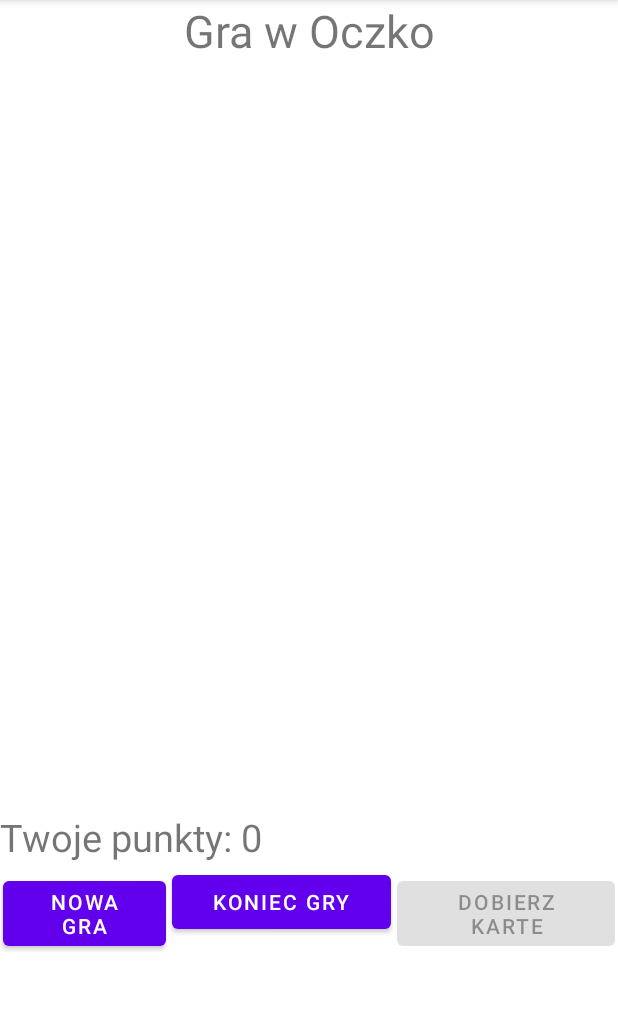
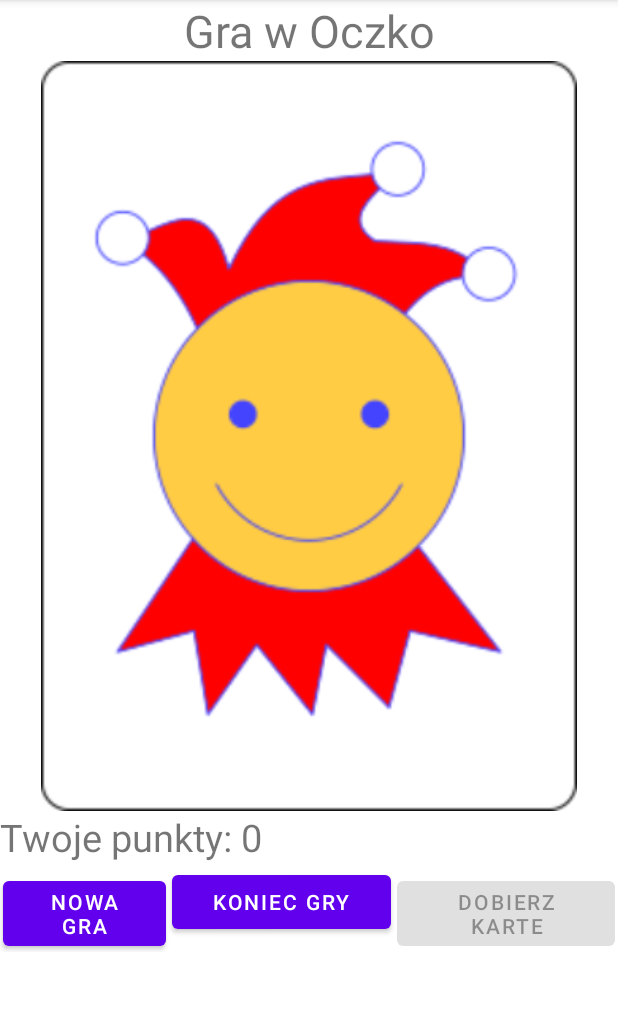
Before and after one commit to Filippo0420/OczkooApp, an Android app: the screen it shows after launch (MainActivity), after a tap on "KONIEC GRY", on a phone screen of 412 x 824 dp, the part 84-1095 px from its top. Run offline under Robolectric (Android 15) with nearby library versions, the light colour scheme and no system bars; 1 other tap on this screen came first.

Commit message:
dzialajacy przycisk nowa gra

```diff
--- a/app/src/main/java/com/fpp/oczkoo/MainActivity.java
+++ b/app/src/main/java/com/fpp/oczkoo/MainActivity.java
@@ -107,11 +107,14 @@ public class MainActivity extends AppCompatActivity {
 
     }
 
-    public void nowaGra(){
+    public void nowaGra(View view){
         listaKart = wszystkieKarty.getKartyRodzaje();
         mojeKarty = new int[10];
         punkty = 0;
         dane.setText("");
+        ileKart = 0;
+        losowaKarta.setImageResource(R.drawable.joker1);
+        nastepnaKarta.setEnabled(true);
 
     }
 
--- a/app/src/main/res/layout/activity_main.xml
+++ b/app/src/main/res/layout/activity_main.xml
@@ -41,7 +41,8 @@
             android:layout_height="wrap_content"
             android:layout_weight="1"
             android:layout_margin="2dp"
-            android:text="Nowa Gra"/>
+            android:text="Nowa Gra"
+            android:onClick="nowaGra"/>
 
         <Button
             android:id="@+id/koniecGry"
```
